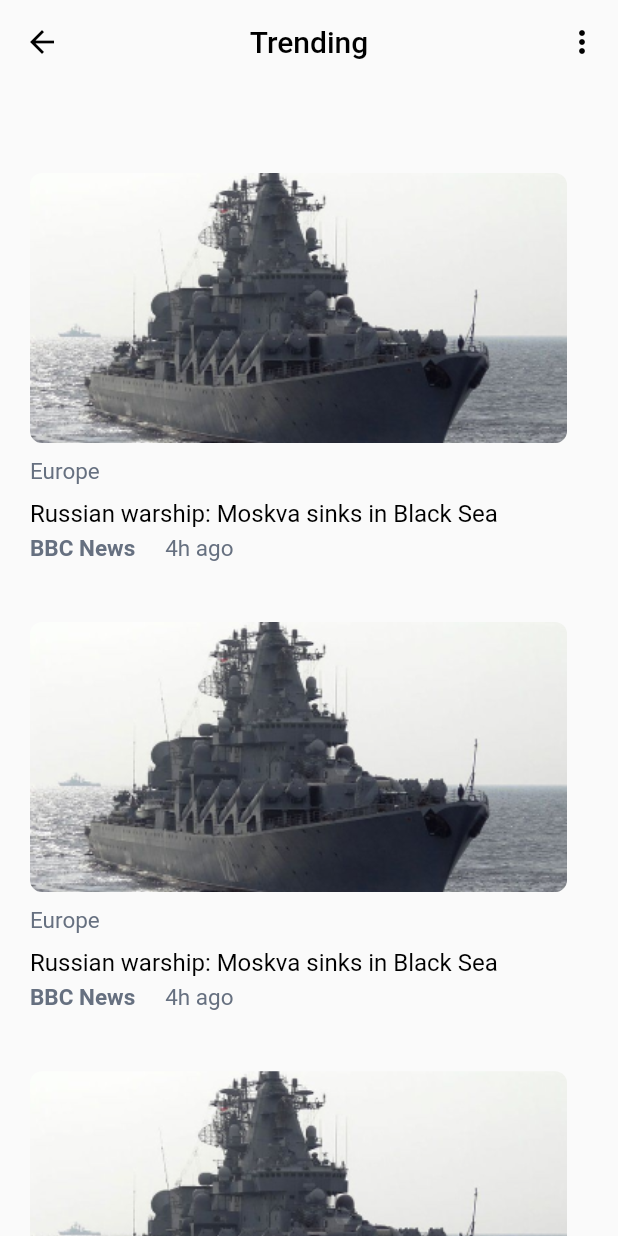
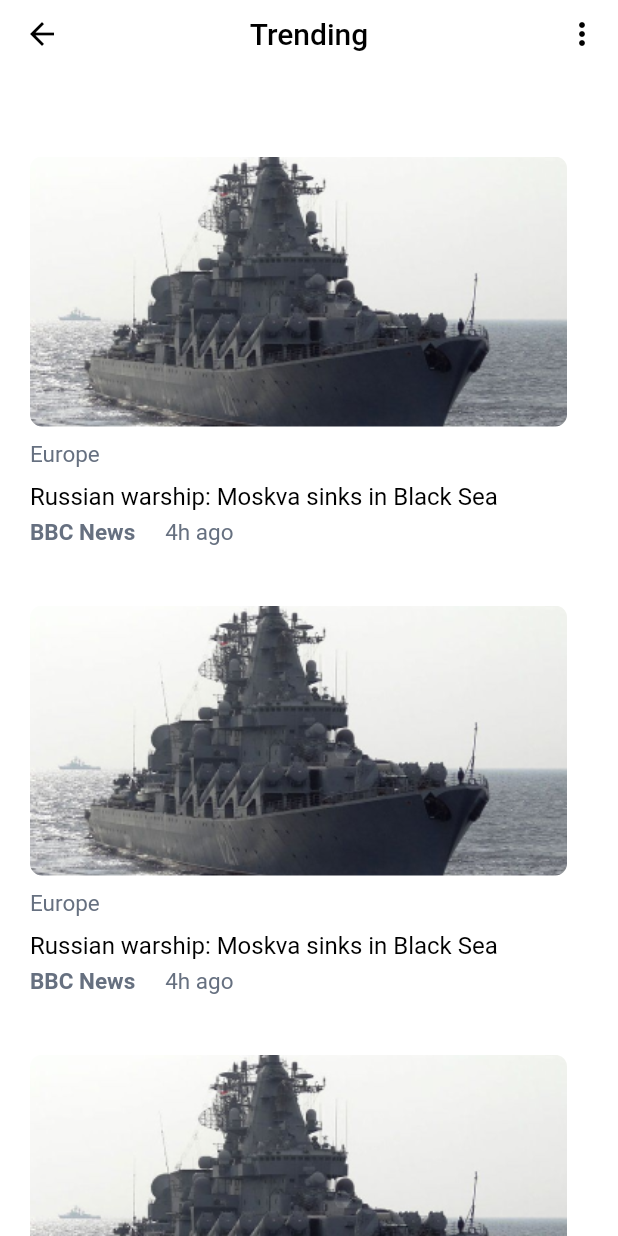
Before and after one commit to Mosbahswidan/News_App, a Flutter app: the screen it shows after launch, after a tap on "See all", on a phone screen of 412 x 824 dp. Run offline on Flutter 3.47's test engine with Material 2 defaults, Android fonts, the phone set to English and light mode, and no system bars; our stand-ins replace bloc, cloud_firestore, dio, firebase_auth, firebase_core, flutter_bloc and 4 more; accounts and stored records are empty; network calls fail.

Commit message:
many edits

```diff
--- a/lib/features/home/presentation/views/widgets/app_bar.dart
+++ b/lib/features/home/presentation/views/widgets/app_bar.dart
@@ -37,7 +37,7 @@ class CustomAppBar extends StatelessWidget implements PreferredSizeWidget {
   }) : super(key: key);
 
   @override
-  Size get preferredSize => const Size.fromHeight(kToolbarHeight);
+  Size get preferredSize => const Size.fromHeight(45);
 
   @override
   Widget build(BuildContext context) {
--- a/lib/features/news_details/presentation/views/widgets/follow_button.dart
+++ b/lib/features/news_details/presentation/views/widgets/follow_button.dart
@@ -16,8 +16,8 @@ class FollowButton extends StatelessWidget {
     return InkWell(
       onTap: onTap,
       child: Container(
-        width: 90,
-        height: 45,
+        width: 80,
+        height: 40,
         decoration: BoxDecoration(
           borderRadius: BorderRadiusDirectional.circular(10),
           color: followed == false ? kPrimaryColor : Colors.transparent,
--- a/lib/main.dart
+++ b/lib/main.dart
@@ -25,7 +25,8 @@ class MyApp extends StatelessWidget {
           debugShowCheckedModeBanner: false,
           title: 'NewsApp',
           theme: ThemeData(
-              //primarySwatch: Colors.blue,
+              primarySwatch: Colors.blue,
+              scaffoldBackgroundColor: Colors.white,
               ),
         );
       },
```
Also changed, not shown: lib/features/news_details/presentation/views/news_details_view.dart (+7 -6 lines).
